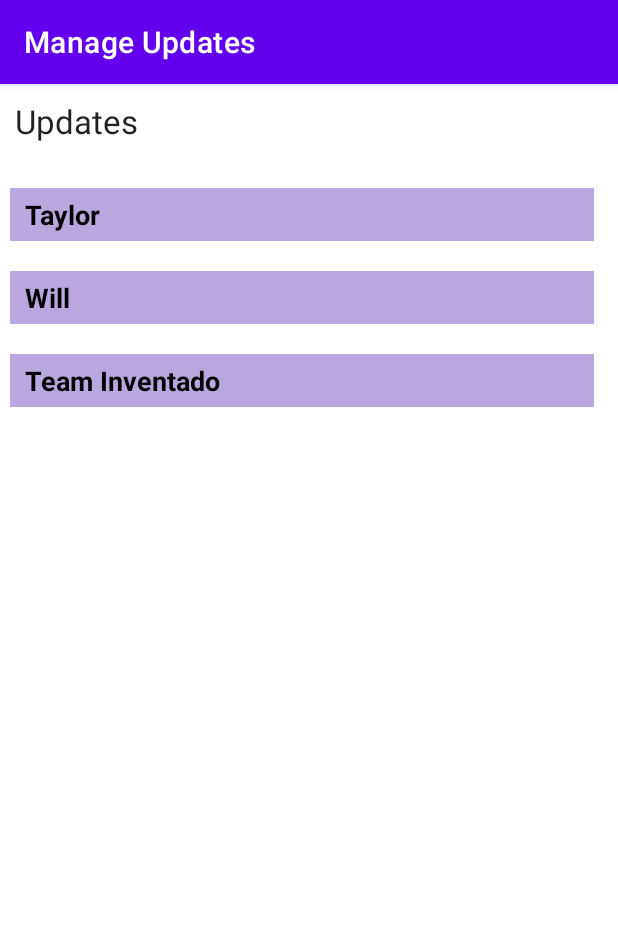
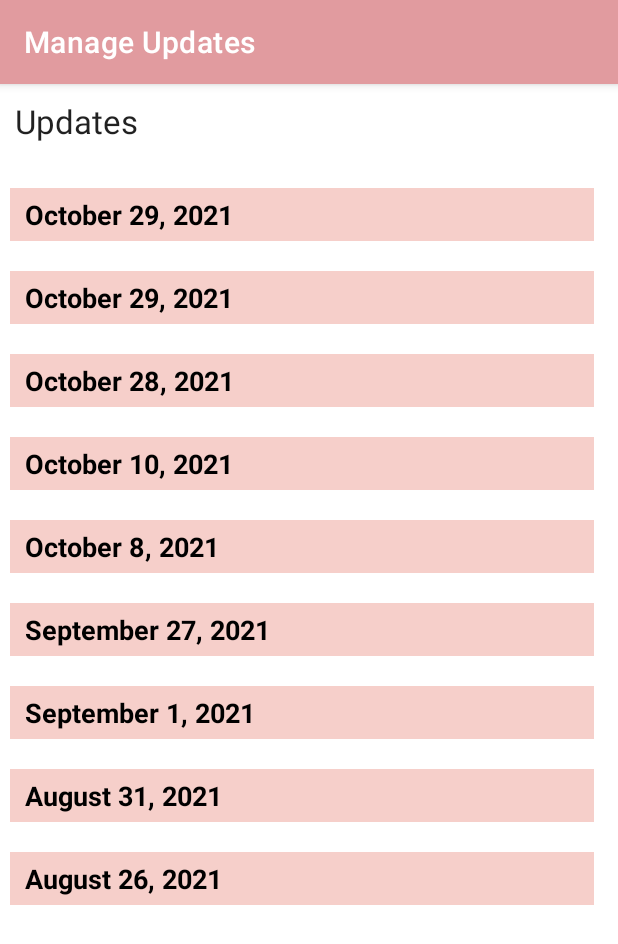
Before and after one commit to CSUF-CPSC411-2021F/group-project-Couple-Of-Buds-Mobile-App, an Android app: the fragment UpdatesItemFragment placed in its activity, on a phone screen of 412 x 824 dp. Shown: the top 944 px of the screen. Run offline under Robolectric (Android 15) with nearby library versions, the phone set to English and light mode, and no system bars; our stand-ins replace Room's generated code, data binding, navigation-ui; 3 statements that could not run were skipped.

Commit message:
Cleaned up the look of the feature

```diff
--- a/app/src/main/java/com/example/cobrtb/database/DataGenerator.kt
+++ b/app/src/main/java/com/example/cobrtb/database/DataGenerator.kt
@@ -4,9 +4,15 @@ class DataGenerator {
     companion object {
 
         val announcements: List<Updates> = listOf(
-            Updates(3, "Taylor", "is 28 years old"),
-            Updates(2, "Will", "is in your mom"),
-            Updates(1, "Team Inventado", "forever")
+            Updates(9, "October 29, 2021", "Happy Friday friends! Be sure to tune in to our love languages episode tonight at 9pm PST to learn about our top love languages reasoning behind them. Lyba’s love language is gift giving and Selwa’s is quality time, you can find your love language at www.5lovelanguages.com/quizzes/love-language ! Take the quiz and comment your results below"),
+            Updates(8, "October 29, 2021", "Hey friends! On this week’s episode we take a love languages quiz and you can take it too at www.5lovelanguages.com/quizzes/love-language !! We discuss what our results are, what each love language means, and how we can use them to better show our love for those around us like family and friends. Stay tuned for episode 11 coming tonight (9pm PST) on titanradio.org/live and check out the linktree in bio for Spotify, Apple Podcast, and Stitcher links."),
+            Updates(7, "October 28, 2021", "Hello beautiful people! On this week's episode we discuss the five love languages and take a quiz to see which ones we prefer when interacting with friends and family. Tune into titanradio.org/live this Friday 10/29 at 9:00 P.M. to listen in and take the quiz with us! We hope you are all well! What do you think your top love language is?"),
+            Updates(6, "October 10, 2021", "Hey friends! Thanks for tuning in and listening to Episode 10!! Be sure to stay updated as each episode airs on titanradio.org/live (9pm PST), and listen on Spotify, Google & Apple Podcast, and Stitcher through the links on our linktree."),
+            Updates(5, "October 8, 2021", "Hey friends! On this week’s episode we reintroduce ourselves and discuss everything from coming back to campus after quarantine, our love for film cameras, and living our college years to the fullest. Stay tuned for episode 10 coming Friday (9pm PST) on titanradio.org/live and check out the linktree in bio for Spotify, Apple Podcast, and Stitcher links."),
+            Updates(4, "September 27, 2021", "Welcome back friends! ✨ We’re back and in the studio! Tune in to weekly episodes airing 9:00 P.M. PST on titanradio.org/live! You can find the platforms to stream all of our past episodes aired in our LinkTree located in our Instagram bio. If you have any topic suggestions or questions, feel free to DM us!"),
+            Updates(3, "September 1, 2021", "We're super excited to be back and have so many ideas! Meet Lyba Batla, a 3rd year Computer Science major at @csufofficial, and the second half of COBRTB!"),
+            Updates(2, "August 31, 2021", "We're back and more than excited than ever! Meet Selwa Hassen, a 3rd year psychology major at @csufofficial and the first half of COBRTB!"),
+            Updates(1, "August 26, 2021", "Reunited on campus after so long! Also wearing our @zudo.co necklaces! Can't wait to jump back into our podcast with @titanradio and make more memories")
         )
 
     }
--- a/app/src/main/res/layout/updates_item.xml
+++ b/app/src/main/res/layout/updates_item.xml
@@ -32,7 +32,7 @@
             android:layout_marginTop="10dp"
             android:layout_marginEnd="10dp"
             android:layout_marginBottom="10dp"
-            android:background="#72673AB7"
+            android:background="@color/rose"
             android:gravity="center_vertical"
             android:onClick="@{()-> clickListener.onClick(updates)}"
             android:paddingStart="10dp"
--- a/app/src/main/res/layout/updates_item_fragment.xml
+++ b/app/src/main/res/layout/updates_item_fragment.xml
@@ -20,20 +20,26 @@
         <!-- Display information about the update. -->
         <TextView
             android:id="@+id/name"
-            android:layout_width="wrap_content"
-            android:layout_height="25dp"
+            android:layout_width="match_parent"
+            android:layout_height="wrap_content"
+            android:layout_marginStart="10dp"
+            android:layout_marginTop="10dp"
+            android:layout_marginEnd="10dp"
             android:text="@{updatesItemViewModel.update.name}"
             android:textAppearance="@style/TextAppearance.AppCompat.Large"
-            app:layout_constraintBottom_toBottomOf="parent"
             app:layout_constraintEnd_toEndOf="parent"
             app:layout_constraintStart_toStartOf="parent"
             app:layout_constraintTop_toTopOf="parent" />
 
         <TextView
             android:id="@+id/description"
-            android:layout_width="wrap_content"
+            android:layout_width="match_parent"
             android:layout_height="wrap_content"
+            android:layout_marginStart="10dp"
+            android:layout_marginTop="10dp"
+            android:layout_marginEnd="10dp"
             android:text="@{updatesItemViewModel.update.description}"
+            android:textSize="20sp"
             app:layout_constraintEnd_toEndOf="parent"
             app:layout_constraintStart_toStartOf="parent"
             app:layout_constraintTop_toBottomOf="@+id/name" />
--- a/app/src/main/res/values/colors.xml
+++ b/app/src/main/res/values/colors.xml
@@ -7,4 +7,7 @@
     <color name="teal_700">#FF018786</color>
     <color name="black">#FF000000</color>
     <color name="white">#FFFFFFFF</color>
+    <color name="rose">#F6CFCA</color>
+    <color name="rose_700">#DA8695</color>
+    <color name="rose_500">#E19B9F</color>
 </resources>
--- a/app/src/main/res/values/themes.xml
+++ b/app/src/main/res/values/themes.xml
@@ -2,9 +2,9 @@
     <!-- Base application theme. -->
     <style name="Theme.COBRTB" parent="Theme.MaterialComponents.DayNight.DarkActionBar">
         <!-- Primary brand color. -->
-        <item name="colorPrimary">@color/purple_500</item>
-        <item name="colorPrimaryVariant">@color/purple_700</item>
-        <item name="colorOnPrimary">@color/white</item>
+        <item name="colorPrimary">@color/rose_500</item>
+        <item name="colorPrimaryVariant">@color/rose_700</item>
+        <item name="colorOnPrimary">@color/black</item>
         <!-- Secondary brand color. -->
         <item name="colorSecondary">@color/teal_200</item>
         <item name="colorSecondaryVariant">@color/teal_700</item>
```
